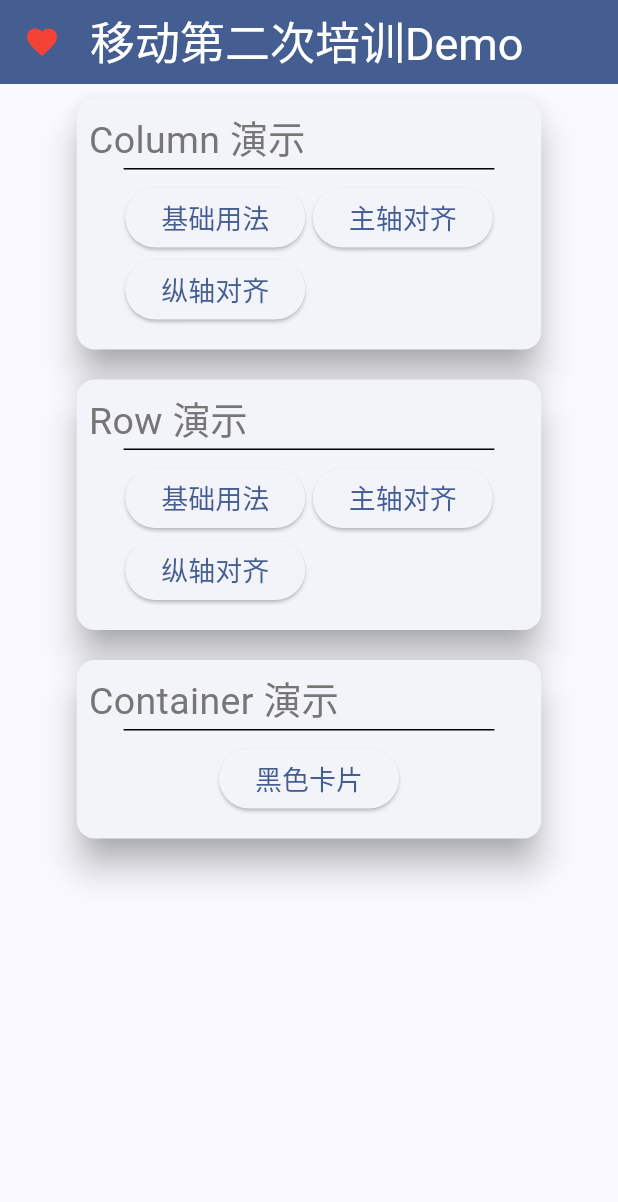
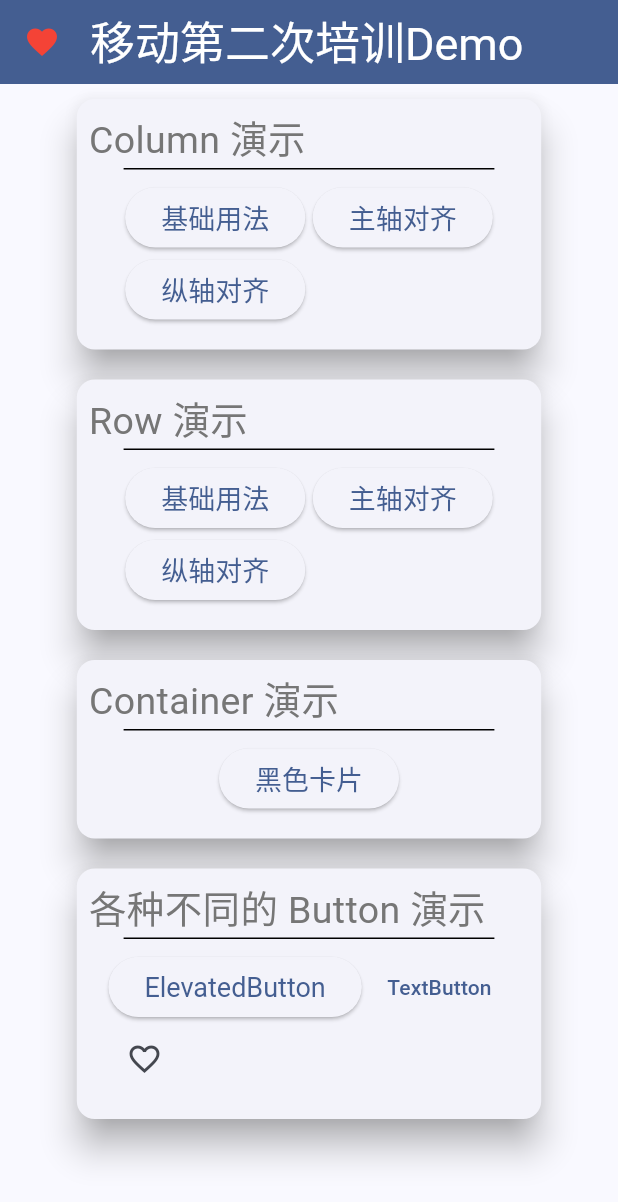
Before and after one commit to GraftCopolymer/YidongDemo01, a Flutter app: the screen it shows after launch, on a phone screen of 412 x 824 dp. Shown: the top 1202 px of the screen. Run offline on Flutter 3.47's test engine with Material 3 defaults, Android fonts, the light colour scheme and no system bars.

Commit message:
添加按钮演示卡片

```diff
--- a/lib/column_demo/column_page.dart
+++ b/lib/column_demo/column_page.dart
@@ -23,6 +23,7 @@ class ColumnBasePage extends StatelessWidget {
       ),
       body: Center(
         child: Container(
+          // 将容器的长宽均设置为无穷大，这会使其填满屏幕（大小为屏幕大小）
           width: double.infinity,
           height: double.infinity,
           child: Column(
--- a/lib/main.dart
+++ b/lib/main.dart
@@ -65,8 +65,11 @@ class MyApp extends StatelessWidget {
 
   @override
   Widget build(BuildContext context) {
+    // Scaffold是页面骨架
     return Scaffold(
+      // 标题栏
       appBar: AppBar(
+        // 标题栏的标题属性，可以接收一个Widget
         title: Row(
           children: [
             Icon(Icons.favorite, color: Colors.red,),
@@ -79,14 +82,18 @@ class MyApp extends StatelessWidget {
             )
           ],
         ),
+        // 设置标题栏颜色，颜色从我们设置的主题配色方案中生成
         backgroundColor: Theme.of(context).colorScheme.primary,
       ),
+      // 页面主体
       body: Container(
         width: double.infinity,
         height: double.infinity,
+        // SingleChildScrollView的子组件超出屏幕时可以为其提供滚动功能
         child: SingleChildScrollView(
           child: Column(
             children: [
+              // Ctrl + 鼠标左键 查看DemoCard的定义
               DemoCard(
                 cardTitle: "Column 演示",
                 children: [
@@ -178,6 +185,32 @@ class MyApp extends StatelessWidget {
                     child: Text("黑色卡片")
                   ),
                 ]
+              ),
+              DemoCard(
+                cardTitle: "各种不同的 Button 演示",
+                children: [
+                  ElevatedButton(
+                    onPressed: (){
+                      // 在控制台打印 Hello ElevatedButton
+                      debugPrint("Hello ElevatedButton");
+                    },
+                    child: Text("ElevatedButton")
+                  ),
+                  TextButton(
+                    onPressed: (){
+                      // 在控制台打印 Hello TextButton
+                      debugPrint("Hello TextButton");
+                    },
+                    child: Text("TextButton")
+                  ),
+                  IconButton(
+                    onPressed: (){
+                      // 在控制台打印 Hello IconButton
+                      debugPrint("Hello IconButton");
+                    },
+                    icon: Icon(Icons.favorite_border),
+                  ),
+                ]
               )
             ],
           ),
```
Also changed, not shown: lib/container_demo/nice_card.dart (+9 -0 lines), lib/demo_card.dart (+8 -0 lines).
